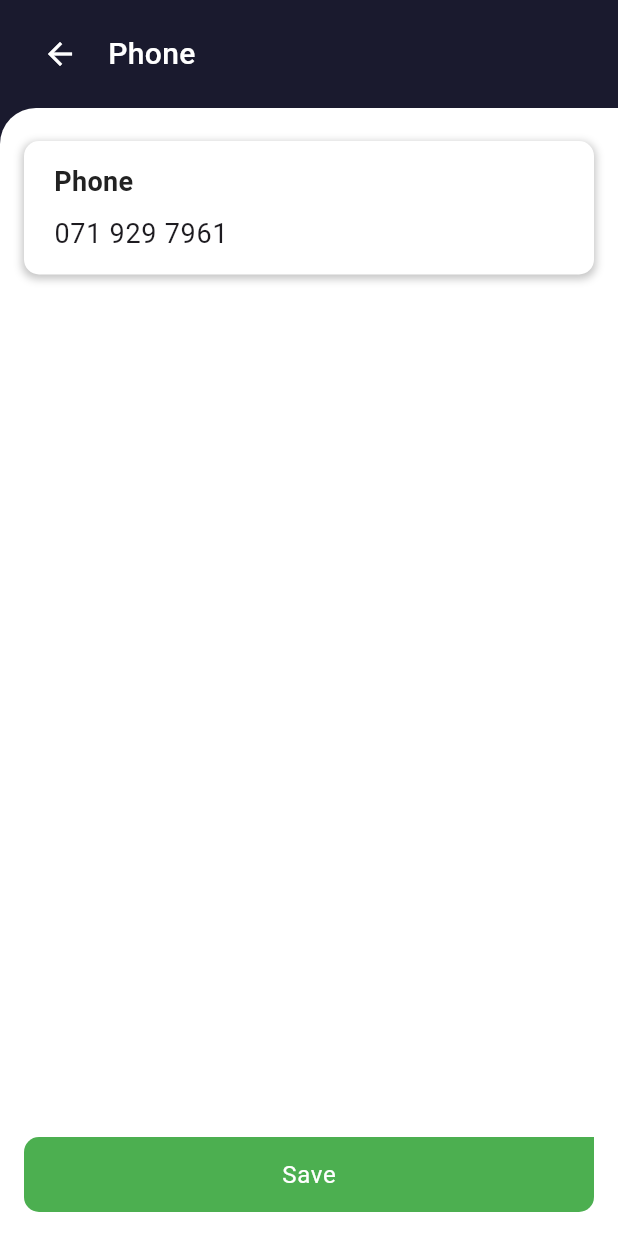
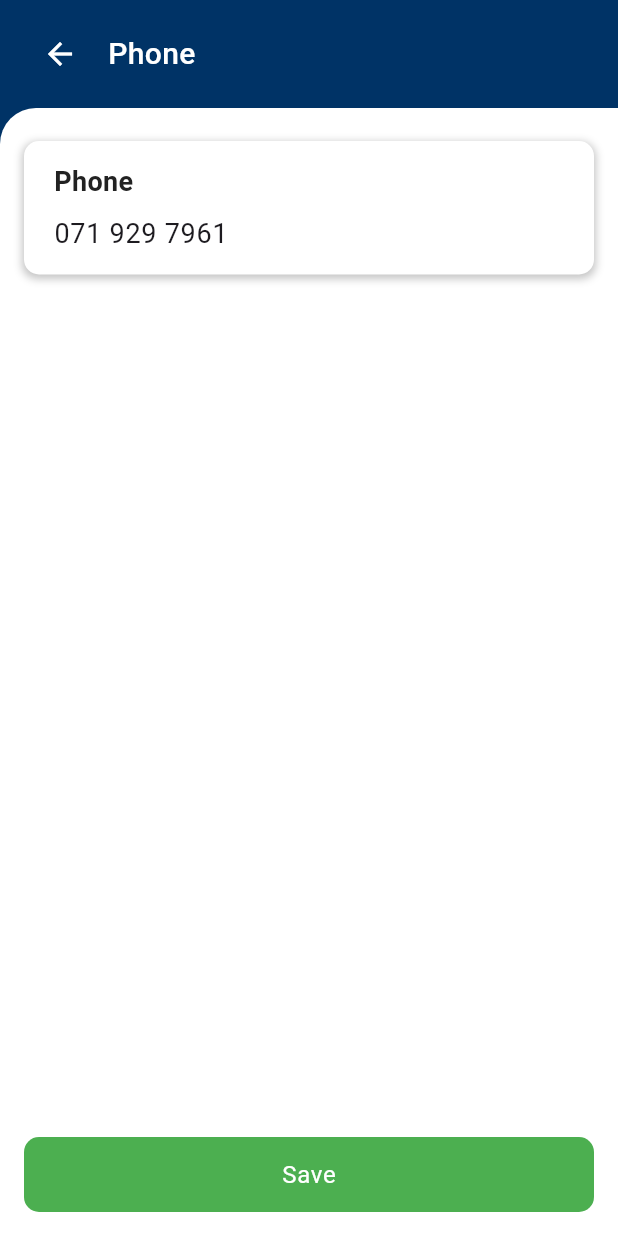
Before and after one commit to wso2-ballerina-carpooling-project/mobile-app-frontend, a Flutter app: the screen it shows after launch, on a phone screen of 412 x 824 dp. Run offline on Flutter 3.47's test engine with Material 3 defaults, Android fonts, the phone set to English and light mode, and no system bars; our stand-ins replace google_maps_flutter.

Commit message:
change the background color into the primary color

```diff
--- a/lib/views/phone_update.dart
+++ b/lib/views/phone_update.dart
@@ -44,14 +44,14 @@ class _PhoneInputPageState extends State<PhoneInputPage> {
   Widget build(BuildContext context) {
     return Scaffold(
       body: Container(
-        color: const Color(0xFF1A1A2E), // Dark navy background color
+        color: const Color(0xFF003366), // Dark navy background color
         child: SafeArea(
           child: Column(
             children: [
               // App bar with back button and title
               Container(
                 padding: const EdgeInsets.symmetric(horizontal: 16.0, vertical: 12.0),
-                color: const Color(0xFF1A1A2E), // Dark navy color
+                color: const Color(0xFF003366), // Dark navy color
                 child: Row(
                   children: [
                     IconButton(
--- a/lib/widgets/custom_button.dart
+++ b/lib/widgets/custom_button.dart
@@ -41,7 +41,7 @@ class CustomButton extends StatelessWidget {
               color: backgroundColor,
               borderRadius: BorderRadius.only(
                 topLeft: Radius.circular(10),
-                topRight: Radius.zero, // No radius on top-right
+                topRight: Radius.circular(10), // No radius on top-right
                 bottomRight: Radius.circular(10),
                 bottomLeft: Radius.circular(10),
               ),
```
